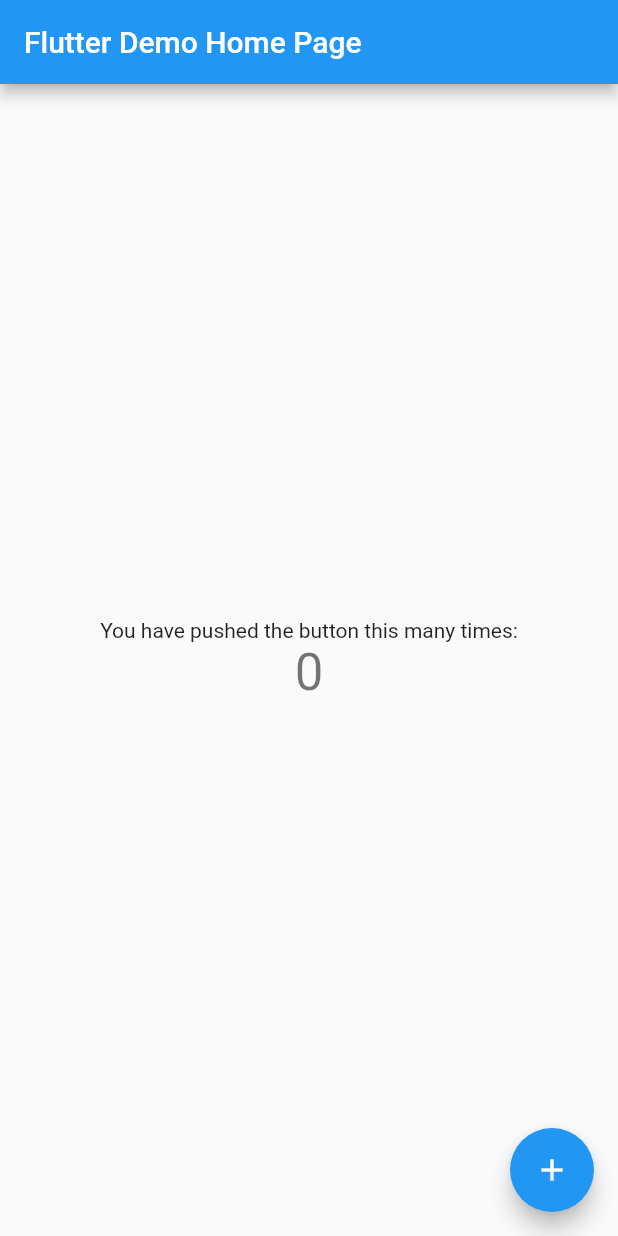
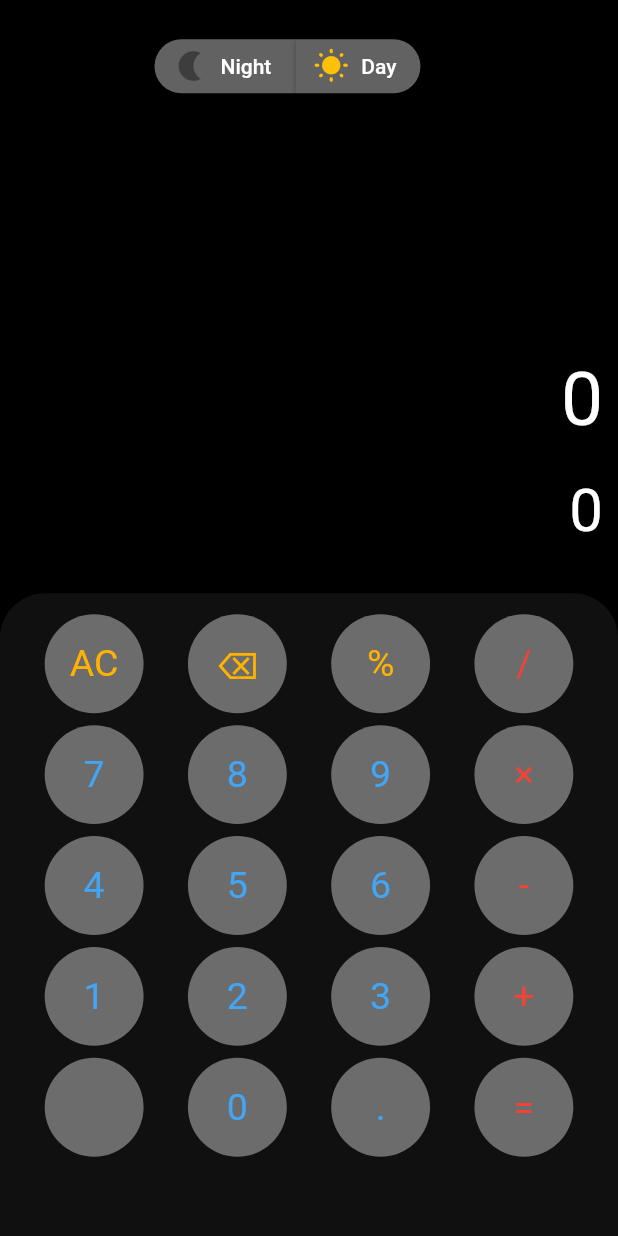
Before and after one commit to Oabanjo01/calculator-app, a Flutter app: the screen it shows after launch, on a phone screen of 412 x 824 dp. Run offline on Flutter 3.47's test engine with Material 2 defaults, Android fonts, the phone set to English and light mode, and no system bars.

Commit message:
added theming, yet to add calculations

```diff
--- a/lib/main.dart
+++ b/lib/main.dart
@@ -1,115 +1,71 @@
 import 'package:flutter/material.dart';
 
-void main() {
-  runApp(const MyApp());
+import 'screen/home.dart';
+
+void main () {
+  runApp(CalculatorApp());
 }
 
-class MyApp extends StatelessWidget {
-  const MyApp({Key? key}) : super(key: key);
+class CalculatorApp extends StatefulWidget {
+  const CalculatorApp({ Key? key }) : super(key: key);
 
-  // This widget is the root of your application.
+  @override
+  State<CalculatorApp> createState() => _CalculatorAppState();
+}
+
+class _CalculatorAppState extends State<CalculatorApp> {
+
+  bool isLight = false;
+
+  toggleTheme (bool value) {
+    setState(() {
+      isLight = !isLight;
+    });
+  }
   @override
   Widget build(BuildContext context) {
     return MaterialApp(
-      title: 'Flutter Demo',
+      debugShowCheckedModeBanner: false,
+      home: Home(toggle: toggleTheme,),
+      themeMode: isLight ? ThemeMode.light : ThemeMode.dark,
+      darkTheme: ThemeData(
+        splashColor: Colors.white,
+        scaffoldBackgroundColor: Colors.black,
+        backgroundColor: Colors.black,
+        brightness: Brightness.dark,
+        primaryColor: Colors.black,
+        elevatedButtonTheme: ElevatedButtonThemeData(
+          style: ButtonStyle(
+            backgroundColor: MaterialStateProperty.all<Color>(Colors.white38),
+            foregroundColor: MaterialStateProperty.all<Color>(Colors.white),
+            overlayColor: MaterialStateProperty.all<Color>(Colors.black54),
+            shape: MaterialStateProperty.all(
+              RoundedRectangleBorder(
+                borderRadius: BorderRadius.only(
+                  topLeft: Radius.circular(20),
+                  bottomLeft: Radius.circular(20),
+                ),
+              )
+          )),)
+      ),
       theme: ThemeData(
-        // This is the theme of your application.
-        //
-        // Try running your application with "flutter run". You'll see the
-        // application has a blue toolbar. Then, without quitting the app, try
-        // changing the primarySwatch below to Colors.green and then invoke
-        // "hot reload" (press "r" in the console where you ran "flutter run",
-        // or simply save your changes to "hot reload" in a Flutter IDE).
-        // Notice that the counter didn't reset back to zero; the application
-        // is not restarted.
-        primarySwatch: Colors.blue,
+        scaffoldBackgroundColor: Colors.white,
+        backgroundColor: Colors.white,
+        brightness: Brightness.light,
+        primaryColor: Colors.white,
+        elevatedButtonTheme: ElevatedButtonThemeData(
+          style: ButtonStyle(
+            backgroundColor: MaterialStateProperty.all<Color>(Colors.white),
+            foregroundColor: MaterialStateProperty.all<Color>(Colors.black54),
+            shape: MaterialStateProperty.all(
+              RoundedRectangleBorder(
+                borderRadius: BorderRadius.only(
+                  topLeft: Radius.circular(20),
+                  bottomLeft: Radius.circular(20),
+                ),
+              )
+          )),)
       ),
-      home: const MyHomePage(title: 'Flutter Demo Home Page'),
     );
   }
 }
-
-class MyHomePage extends StatefulWidget {
-  const MyHomePage({Key? key, required this.title}) : super(key: key);
-
-  // This widget is the home page of your application. It is stateful, meaning
-  // that it has a State object (defined below) that contains fields that affect
-  // how it looks.
-
-  // This class is the configuration for the state. It holds the values (in this
-  // case the title) provided by the parent (in this case the App widget) and
-  // used by the build method of the State. Fields in a Widget subclass are
-  // always marked "final".
-
-  final String title;
-
-  @override
-  State<MyHomePage> createState() => _MyHomePageState();
-}
-
-class _MyHomePageState extends State<MyHomePage> {
-  int _counter = 0;
-
-  void _incrementCounter() {
-    setState(() {
-      // This call to setState tells the Flutter framework that something has
-      // changed in this State, which causes it to rerun the build method below
-      // so that the display can reflect the updated values. If we changed
-      // _counter without calling setState(), then the build method would not be
-      // called again, and so nothing would appear to happen.
-      _counter++;
-    });
-  }
-
-  @override
-  Widget build(BuildContext context) {
-    // This method is rerun every time setState is called, for instance as done
-    // by the _incrementCounter method above.
-    //
-    // The Flutter framework has been optimized to make rerunning build methods
-    // fast, so that you can just rebuild anything that needs updating rather
-    // than having to individually change instances of widgets.
-    return Scaffold(
-      appBar: AppBar(
-        // Here we take the value from the MyHomePage object that was created by
-        // the App.build method, and use it to set our appbar title.
-        title: Text(widget.title),
-      ),
-      body: Center(
-        // Center is a layout widget. It takes a single child and positions it
-        // in the middle of the parent.
-        child: Column(
-          // Column is also a layout widget. It takes a list of children and
-          // arranges them vertically. By default, it sizes itself to fit its
-          // children horizontally, and tries to be as tall as its parent.
-          //
-          // Invoke "debug painting" (press "p" in the console, choose the
-          // "Toggle Debug Paint" action from the Flutter Inspector in Android
-          // Studio, or the "Toggle Debug Paint" command in Visual Studio Code)
-          // to see the wireframe for each widget.
-          //
-          // Column has various properties to control how it sizes itself and
-          // how it positions its children. Here we use mainAxisAlignment to
-          // center the children vertically; the main axis here is the vertical
-          // axis because Columns are vertical (the cross axis would be
-          // horizontal).
-          mainAxisAlignment: MainAxisAlignment.center,
-          children: <Widget>[
-            const Text(
-              'You have pushed the button this many times:',
-            ),
-            Text(
-              '$_counter',
-              style: Theme.of(context).textTheme.headline4,
-            ),
-          ],
-        ),
-      ),
-      floatingActionButton: FloatingActionButton(
-        onPressed: _incrementCounter,
-        tooltip: 'Increment',
-        child: const Icon(Icons.add),
-      ), // This trailing comma makes auto-formatting nicer for build methods.
-    );
-  }
-}
--- /dev/null
+++ b/lib/screen/home.dart
@@ -0,0 +1,256 @@
+import 'package:flutter/cupertino.dart';
+import 'package:flutter/material.dart';
+
+class Home extends StatefulWidget {
+  Home({Key? key, required this.toggle}) : super(key: key);
+
+  var toggle;
+
+  @override
+  State<Home> createState() => _HomeState();
+}
+
+class _HomeState extends State<Home> {
+  var input = '0';
+
+  var output = '0';
+
+  operations (String buttonText){
+
+    setState(() {
+      if (buttonText == 'AC') {
+          input = '0';
+          output = '0';
+      } else if (buttonText == '⌫') {
+        input = input.substring(0, input.length - 1);
+        if (input == '') {
+          input = '0';
+        }
+      } else if (buttonText == '=') {
+        output = input;
+      } else if (input == '0') {
+          input = buttonText;
+      } else {
+        input += buttonText;
+      }
+    });
+  }
+
+  @override
+  Widget build(BuildContext context) {
+    final size = MediaQuery.of(context).size;
+    return SafeArea(
+      child: Scaffold(
+        body: Column(
+          children: <Widget>[
+            Stack(
+              children: <Widget>[
+                SingleChildScrollView(
+                  child: Container(
+                  padding: EdgeInsets.only(
+                    right: 10,
+                  ),
+                    height: size.height * 0.36,
+                    alignment: Alignment.bottomRight,
+                    child: Text(
+                      output,
+                      style: TextStyle(
+                        fontSize: 50
+                      ),
+                    )),
+                ),
+                Positioned(
+                  top: 3,
+                  left: size.width * 0.25,
+                  child: Container(
+                    height: size.height * 0.1,
+                    child: Row(
+                      mainAxisAlignment: MainAxisAlignment.center,
+                      children: <Widget>[
+                        night_button(),
+                        day_button(),
+                      ],
+                    ),
+                  ),
+                ),
+              ]
+            ),
+            SizedBox(height: size.height * 0.025,),
+            Container(
+                width: size.width * 1,
+                height: size.height * 0.07,
+                padding: EdgeInsets.only(
+                  right: 10,
+                ),
+                child: Text(
+                  input,
+                  style: TextStyle(fontSize: 40),
+                  textAlign: TextAlign.end,
+                )),
+            SizedBox(height: size.height * 0.025,),
+            Expanded(
+              child: Container(
+                decoration: BoxDecoration(
+                  borderRadius: const BorderRadius.only(
+                      topLeft: Radius.circular(30),
+                      topRight: Radius.circular(30)),
+                  color: Colors.grey.withOpacity(0.1),
+                ),
+                padding: const EdgeInsets.fromLTRB(15, 10, 15, 0),
+                child: Table(
+                  children: [
+                    TableRow(children: <Widget>[
+                      calculatorButton1(size, 'AC', Colors.amber.shade600,
+                          Colors.amber.shade300),
+                      calculatorButton1(size, '⌫', Colors.amber.shade600,
+                          Colors.amber.shade300),
+                      calculatorButton1(size, '%', Colors.amber.shade600,
+                          Colors.amber.shade300),
+                      calculatorButton1(size, '/', Colors.red, Colors.redAccent)
+                    ]),
+                    TableRow(children: <Widget>[
+                      calculatorButton1(
+                          size, '7', Colors.blue.shade400, Colors.black26),
+                      calculatorButton1(
+                          size, '8', Colors.blue.shade400, Colors.black26),
+                      calculatorButton1(
+                          size, '9', Colors.blue.shade400, Colors.black26),
+                      calculatorButton1(size, '×', Colors.red, Colors.redAccent)
+                    ]),
+                    TableRow(children: <Widget>[
+                      calculatorButton1(
+                          size, '4', Colors.blue.shade400, Colors.black26),
+                      calculatorButton1(
+                          size, '5', Colors.blue.shade400, Colors.black26),
+                      calculatorButton1(
+                          size, '6', Colors.blue.shade400, Colors.black26),
+                      calculatorButton1(size, '-', Colors.red, Colors.redAccent)
+                    ]),
+                    TableRow(children: <Widget>[
+                      calculatorButton1(
+                          size, '1', Colors.blue.shade400, Colors.black26),
+                      calculatorButton1(
+                          size, '2', Colors.blue.shade400, Colors.black26),
+                      calculatorButton1(
+                          size, '3', Colors.blue.shade400, Colors.black26),
+                      calculatorButton1(size, '+', Colors.red, Colors.redAccent)
+                    ]),
+                    TableRow(children: <Widget>[
+                      calculatorButton1(
+                          size, '', Colors.blue.shade400, Colors.black26),
+                      calculatorButton1(
+                          size, '0', Colors.blue.shade400, Colors.black26),
+                      calculatorButton1(
+                          size, '.', Colors.blue.shade400, Colors.black26),
+                      calculatorButton1(size, '=', Colors.red, Colors.redAccent)
+                    ])
+                  ],
+                ),
+              ),
+            ),
+          ],
+        ),
+      ),
+    );
+  }
+
+  void buttonPress() {}
+
+  InkWell day_button() {
+    return InkWell(
+      child: ElevatedButton.icon(
+        icon: const Icon(
+          Icons.wb_sunny_rounded,
+          color: Colors.amber,
+        ),
+        style: ButtonStyle(
+            shape: MaterialStateProperty.all(const RoundedRectangleBorder(
+              borderRadius: BorderRadius.only(
+                bottomRight: Radius.circular(20),
+                topRight: Radius.circular(20),
+              ),
+            ))),
+        onPressed: () => widget.toggle,
+        label: const Text(
+          'Day',
+        ),
+      ),
+    );
+  }
+
+  InkWell night_button() {
+    return InkWell(
+      child: ElevatedButton.icon(
+        icon: const Icon(
+          Icons.nightlight,
+          color: Colors.black38,
+        ),
+        style: ButtonStyle(
+            shape: MaterialStateProperty.all(const RoundedRectangleBorder(
+              borderRadius: BorderRadius.only(
+                topLeft: Radius.circular(20),
+                bottomLeft: Radius.circular(20),
+              ),
+            ))),
+        onPressed: () => widget.toggle,
+        label: const Text(
+          'Night',
+        ),
+      ),
+    );
+  }
+
+  InkWell calculatorButton1(
+      Size size, String digit, Color buttonColor, Color splashColor) {
+    return InkWell(
+      splashColor: splashColor,
+      borderRadius: BorderRadius.circular(100),
+      onTap: () => operations(digit),
+      child: Container(
+        padding: const EdgeInsets.fromLTRB(2, 2, 2, 2),
+        margin: const EdgeInsets.all(4),
+        alignment: Alignment.center,
+        width: size.width * 0.25,
+        height: size.height * 0.08,
+        decoration: BoxDecoration(
+          shape: BoxShape.circle,
+          color: (ThemeMode.light == true) ? Colors.white : Colors.white38,
+          border: Border.all(style: BorderStyle.none),
+        ),
+        child: Text(
+          digit,
+          style: TextStyle(
+              color: buttonColor, fontSize: 25, fontWeight: FontWeight.w400),
+        ),
+      ),
+    );
+  }
+}
+
+// class NumberButton extends StatelessWidget {
+//   const NumberButton({Key? key, required this.size, required this.number, required this.color})
+//       : super(key: key);
+
+//   final Size size;
+//   final int number;
+//   final Color color;
+
+//   @override
+//   Widget build(BuildContext context) {
+//     return Container(
+//       // width: size.width * 0.2,
+//       // height: size.height * 0.1,
+//       decoration: BoxDecoration(
+//         color: color,
+//       ),
+//       child: Center(
+//         child: Text(
+//           '$number',
+//           style: const TextStyle(
+//             fontSize: 24
+//           ),
+//         ),
+//       ),
+//     );
+//   }
+// }
```
Also changed, not shown: lib/screen/Untitled-1.dart (added, +99 -0 lines), lib/widgets/icon_button.dart (added), lib/widgets/number_button.dart (added).
